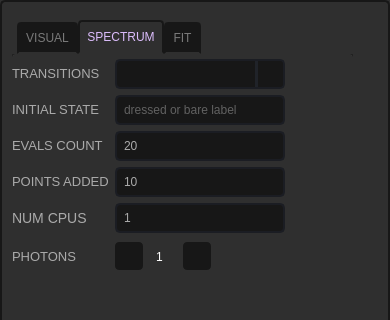
Old version of the form resources/settings.ui in the repository scqubits/qfit; both pictures show x 0 to 390 and y 0 to 320 of the 390 by 470 pixel window.
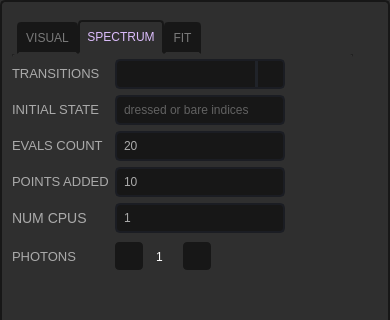
New version of the form. Icons and pictures are not drawn. Custom widgets are drawn as their Qt base class.

Commit message: move settings to __init__; accept multiple state labels in plotting and labeling

```diff
--- a/resources/settings.ui
+++ b/resources/settings.ui
@@ -943,7 +943,7 @@
              </size>
             </property>
             <property name="placeholderText">
-             <string>dressed or bare label</string>
+             <string>dressed or bare indices</string>
             </property>
            </widget>
           </item>
```
Left out of the diff: 34 changed lines with no effect on the pictures. The commit also changes 11 other files.
